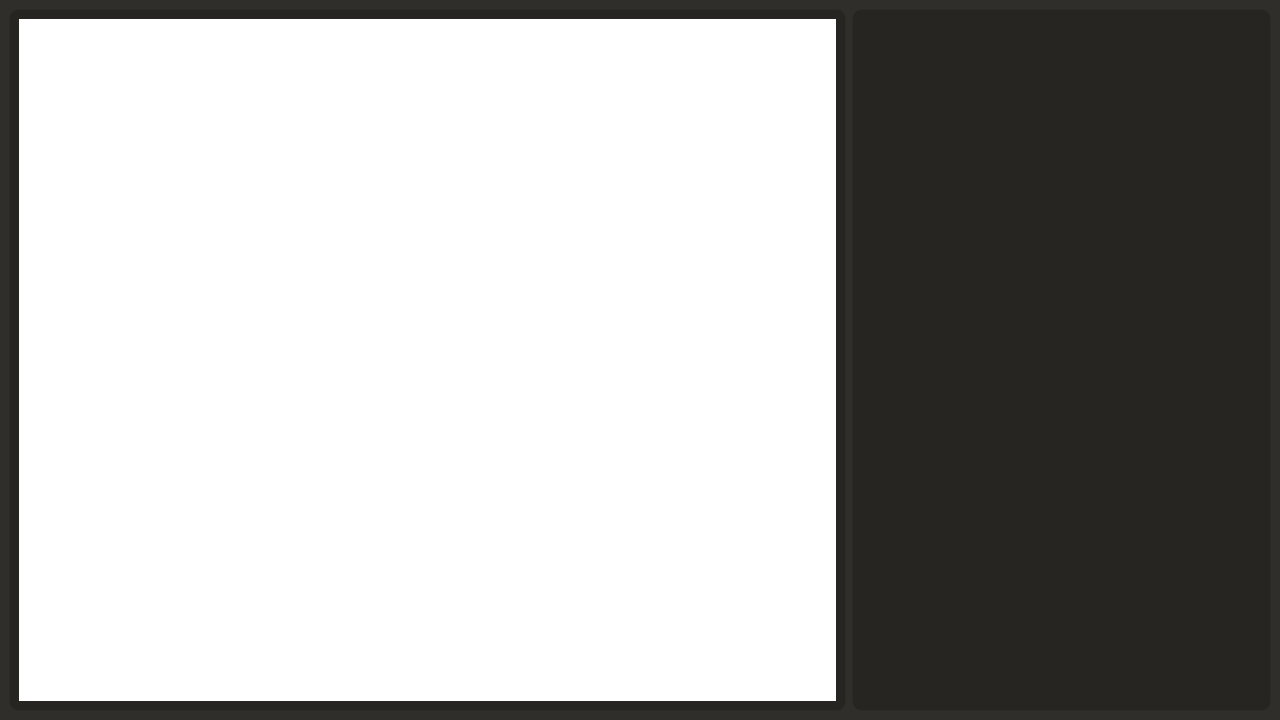
The window that classicalchesswidget.ui (Qosua/Chess) describes before a commit, drawn with Qt 5.
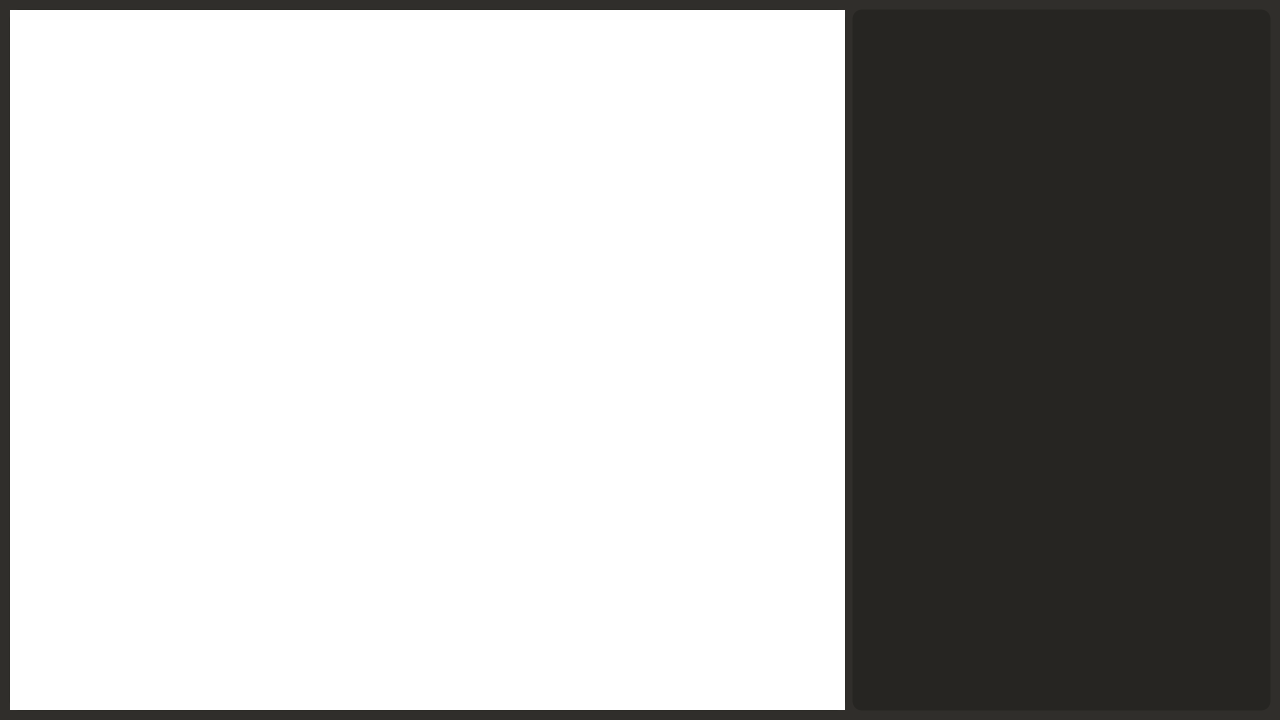
The same window after the commit. Icons and pictures are not drawn.

```diff
--- a/classicalchesswidget.ui
+++ b/classicalchesswidget.ui
@@ -460,6 +460,21 @@
        <item>
         <widget class="QWidget" name="chessField" native="true">
          <layout class="QVBoxLayout" name="verticalLayout_6">
+          <property name="spacing">
+           <number>0</number>
+          </property>
+          <property name="leftMargin">
+           <number>0</number>
+          </property>
+          <property name="topMargin">
+           <number>0</number>
+          </property>
+          <property name="rightMargin">
+           <number>0</number>
+          </property>
+          <property name="bottomMargin">
+           <number>0</number>
+          </property>
           <item>
            <widget class="QGraphicsView" name="graphicsView"/>
           </item>
```
